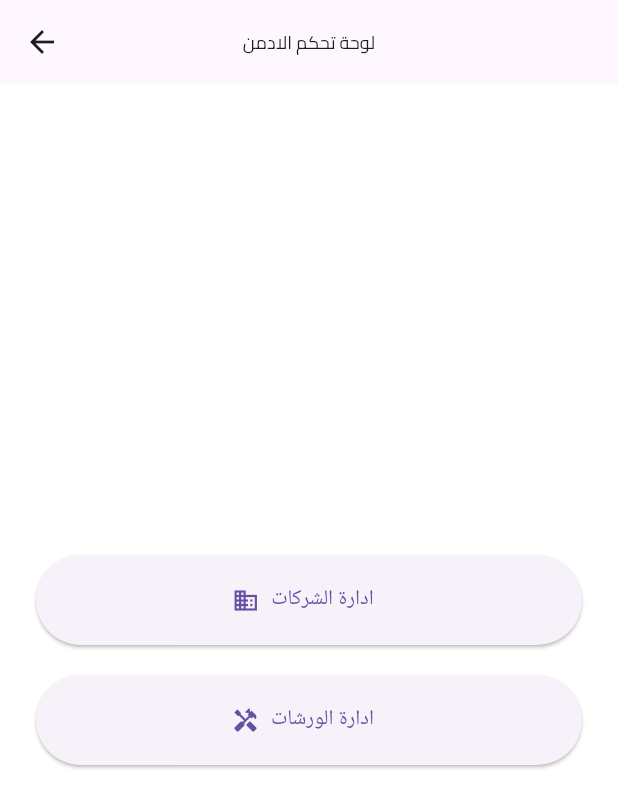
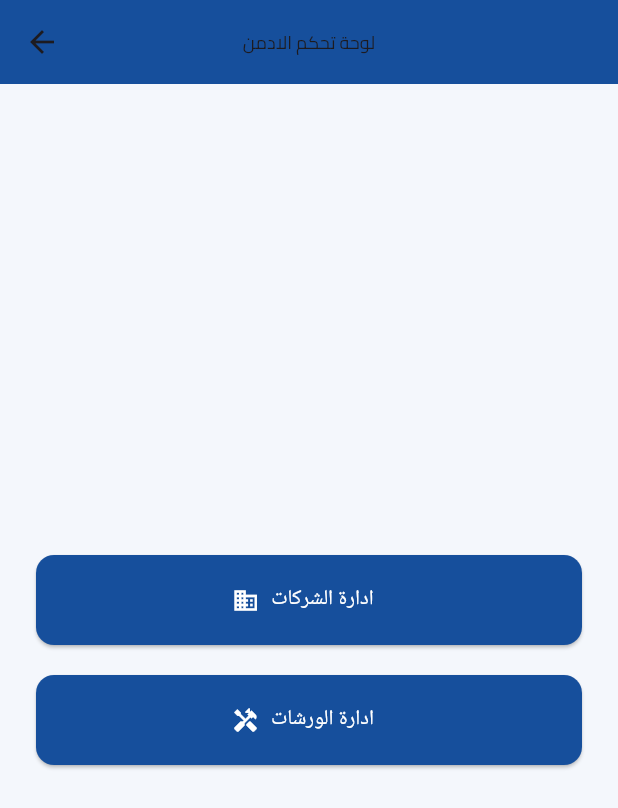
Before and after one commit to naseraliomran/carx-flutter, a Flutter app: the admindashbord screen opened by its route, on a phone screen of 412 x 824 dp. Shown: the top 808 px of the screen. Run offline on Flutter 3.47's test engine with Material 3 defaults, Android fonts, the light colour scheme and no system bars; our stand-ins replace carousel_slider, geolocator, get, glassmorphism, google_maps_flutter, image_picker and 3 more; accounts and stored records are empty; network calls fail; project files that could hold a hidden picture were left out.

Commit message:
style: enhance admin dashboard colors

```diff
--- a/lib/view/adminview/admindashbord/admindash.dart
+++ b/lib/view/adminview/admindashbord/admindash.dart
@@ -5,7 +5,9 @@ class admindashbord extends StatelessWidget {
   @override
   Widget build(BuildContext context) {
     return Scaffold(
+      backgroundColor: const Color(0xfff4f7fc),
       appBar: AppBar(
+        backgroundColor: Theme.of(context).primaryColor,
         title: const Text('لوحة تحكم الادمن'),
         centerTitle: true,
       ),
@@ -17,7 +19,12 @@ class admindashbord extends StatelessWidget {
             children: [
               ElevatedButton.icon(
                 style: ElevatedButton.styleFrom(
+                  backgroundColor: Theme.of(context).primaryColor,
+                  foregroundColor: Colors.white,
                   minimumSize: const Size(double.infinity, 60),
+                  shape: RoundedRectangleBorder(
+                    borderRadius: BorderRadius.circular(12),
+                  ),
                 ),
                 onPressed: () {
                   Get.toNamed('/companymanager');
@@ -28,7 +35,12 @@ class admindashbord extends StatelessWidget {
               const SizedBox(height: 20),
               ElevatedButton.icon(
                 style: ElevatedButton.styleFrom(
+                  backgroundColor: Theme.of(context).primaryColor,
+                  foregroundColor: Colors.white,
                   minimumSize: const Size(double.infinity, 60),
+                  shape: RoundedRectangleBorder(
+                    borderRadius: BorderRadius.circular(12),
+                  ),
                 ),
                 onPressed: () {
                   Get.toNamed('/workshopmanager');
```
